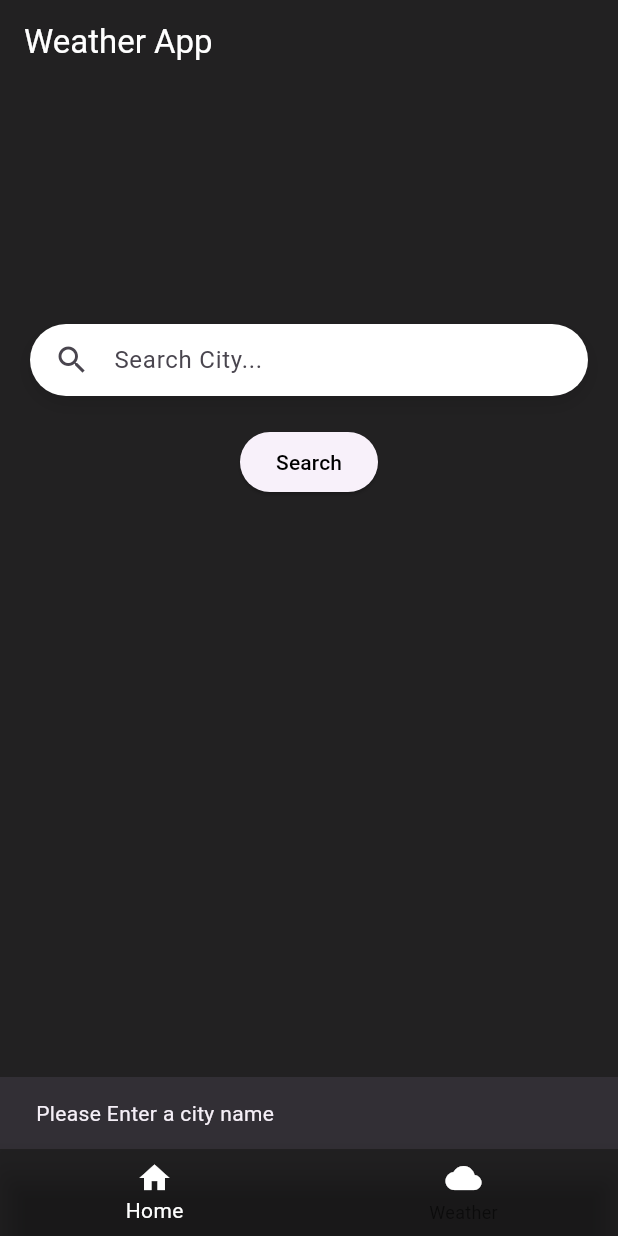
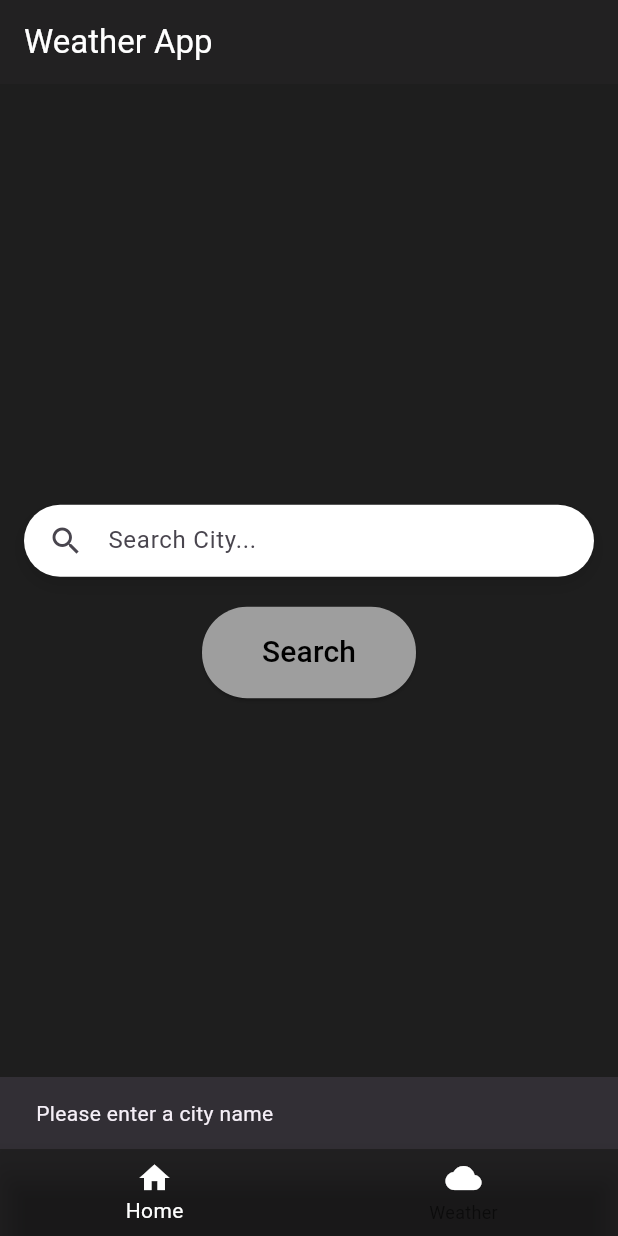
Before and after one commit to Sumit-Sonar/Weather_App, a Flutter app: the screen it shows after launch, after a tap on "Search", on a phone screen of 412 x 824 dp. Run offline on Flutter 3.47's test engine with Material 3 defaults, Android fonts, the phone set to English and light mode, and no system bars; our stand-ins replace shared_preferences, weather; network calls fail.

Commit message:
few uodates

```diff
--- a/lib/homescreen.dart
+++ b/lib/homescreen.dart
@@ -2,8 +2,8 @@ import 'package:flutter/material.dart';
 import 'package:weather/weather.dart';
 import 'package:wheather_app/prefclass.dart';
 import 'package:wheather_app/searchscreen.dart';
+import 'package:wheather_app/weatherapikey.dart';
 import 'package:wheather_app/weatherinfo.dart';
-import 'package:wheather_app/const.dart';
 
 class Home_Screen extends StatefulWidget {
   final String city;
--- a/lib/searchscreen.dart
+++ b/lib/searchscreen.dart
@@ -1,12 +1,12 @@
 import 'package:flutter/material.dart';
 import 'package:weather/weather.dart';
-import 'package:wheather_app/const.dart';
+import 'package:wheather_app/weatherapikey.dart';
 import 'package:wheather_app/prefclass.dart';
 
 class Search_Screen extends StatefulWidget {
   final Function(Weather, String) updateWeather;
 
-  const Search_Screen({super.key, required this.updateWeather});
+  const Search_Screen({Key? key, required this.updateWeather}) : super(key: key);
 
   @override
   State<Search_Screen> createState() => _Search_ScreenState();
@@ -21,31 +21,16 @@ class _Search_ScreenState extends State<Search_Screen> {
   @override
   Widget build(BuildContext context) {
     return Scaffold(
-      backgroundColor: Color(0xDD000000),
-      body: LayoutBuilder(
-        builder: (context, constraints) {
-          if (constraints.maxWidth < 600) {
-            // Mobile layout
-            return buildSearchContent(context);
-          } else {
-            // Tablet layout
-            return Padding(
+      backgroundColor: Color(0xFF1E1E1E),
+      body: Center(
+        child: ConstrainedBox(
+          constraints: BoxConstraints(maxWidth: 600),
+          child: Padding(
             padding: const EdgeInsets.all(16.0),
-              child: buildSearchContent(context),
-            );
-          }
-        },
-      ),
-    );
-  }
-
-  Widget buildSearchContent(BuildContext context) {
-    return Column(
-      mainAxisAlignment: MainAxisAlignment.start,
+            child: Column(
+              mainAxisAlignment: MainAxisAlignment.center,
               children: [
-        Padding(
-          padding: const EdgeInsets.only(top: 160, left: 20, right: 20),
-          child: Container(
+                Container(
                   padding: const EdgeInsets.symmetric(horizontal: 16.0),
                   decoration: BoxDecoration(
                     color: Colors.white,
@@ -60,7 +45,7 @@ class _Search_ScreenState extends State<Search_Screen> {
                   ),
                   child: TextField(
                     onChanged: (value) {
-                cityName = value;
+                      cityName = value.trim();
                     },
                     decoration: InputDecoration(
                       hintText: 'Search City...',
@@ -69,11 +54,8 @@ class _Search_ScreenState extends State<Search_Screen> {
                     ),
                   ),
                 ),
-        ),
                 SizedBox(height: 20),
-        isLoading
-            ? CircularProgressIndicator(color: Colors.white)
-            : ElevatedButton(
+                ElevatedButton(
                   onPressed: () async {
                     if (cityName != null && cityName!.isNotEmpty) {
                       setState(() {
@@ -85,7 +67,7 @@ class _Search_ScreenState extends State<Search_Screen> {
                         widget.updateWeather(weather!, cityName!);
                       } catch (e) {
                         ScaffoldMessenger.of(context).showSnackBar(SnackBar(
-                        content: Text("Error while fetching weather data: $e"),
+                          content: Text("Error while fetching weather data"),
                         ));
                       } finally {
                         setState(() {
@@ -94,16 +76,31 @@ class _Search_ScreenState extends State<Search_Screen> {
                       }
                     } else {
                       ScaffoldMessenger.of(context).showSnackBar(
-                      SnackBar(content: Text("Please Enter a city name")),
+                        SnackBar(content: Text("Please enter a city name")),
                       );
                     }
                   },
+                  style: ElevatedButton.styleFrom(
+                    backgroundColor: Colors.grey,
+                    padding: EdgeInsets.symmetric(horizontal: 40, vertical: 16),
+                    shape: RoundedRectangleBorder(
+                      borderRadius: BorderRadius.circular(30),
+                    ),
+                  ),
                   child: Text(
                     'Search',
-                  style: TextStyle(color: Colors.black),
+                    style: TextStyle(color: Colors.black, fontSize: 20),
                   ),
                 ),
+                SizedBox(height: 20),
+                isLoading
+                    ? CircularProgressIndicator(color: Colors.white)
+                    : SizedBox(),
               ],
+            ),
+          ),
+        ),
+      ),
     );
   }
 }
--- a/lib/weatherinfo.dart
+++ b/lib/weatherinfo.dart
@@ -1,6 +1,6 @@
 import 'package:flutter/material.dart';
 import 'package:weather/weather.dart';
-import 'package:wheather_app/const.dart';
+import 'package:wheather_app/weatherapikey.dart';
 
 class Weather_info extends StatefulWidget {
   final Weather? weather;
@@ -65,6 +65,9 @@ class _Weather_infoState extends State<Weather_info> {
         children: [
           if (currentWeather != null && widget.city != null) ...[
             SizedBox(height: 20),
+            Row(
+              mainAxisAlignment: MainAxisAlignment.center,
+              children: [
                 Text(
                   widget.city!.toUpperCase(),
                   style: TextStyle(
@@ -72,6 +75,13 @@ class _Weather_infoState extends State<Weather_info> {
                     fontSize: 36,
                     fontWeight: FontWeight.bold,
                   ),
+                ),
+                Icon(
+                  Icons.location_on,
+                  color: Colors.white,
+                  size: 36,
+                ),
+              ],
             ),
             SizedBox(height: 10),
             Text(
```
Also changed, not shown: lib/weatherapikey.dart (renamed from lib/const.dart), pubspec.lock. Lines whose indentation alone changed are shown as unchanged.
